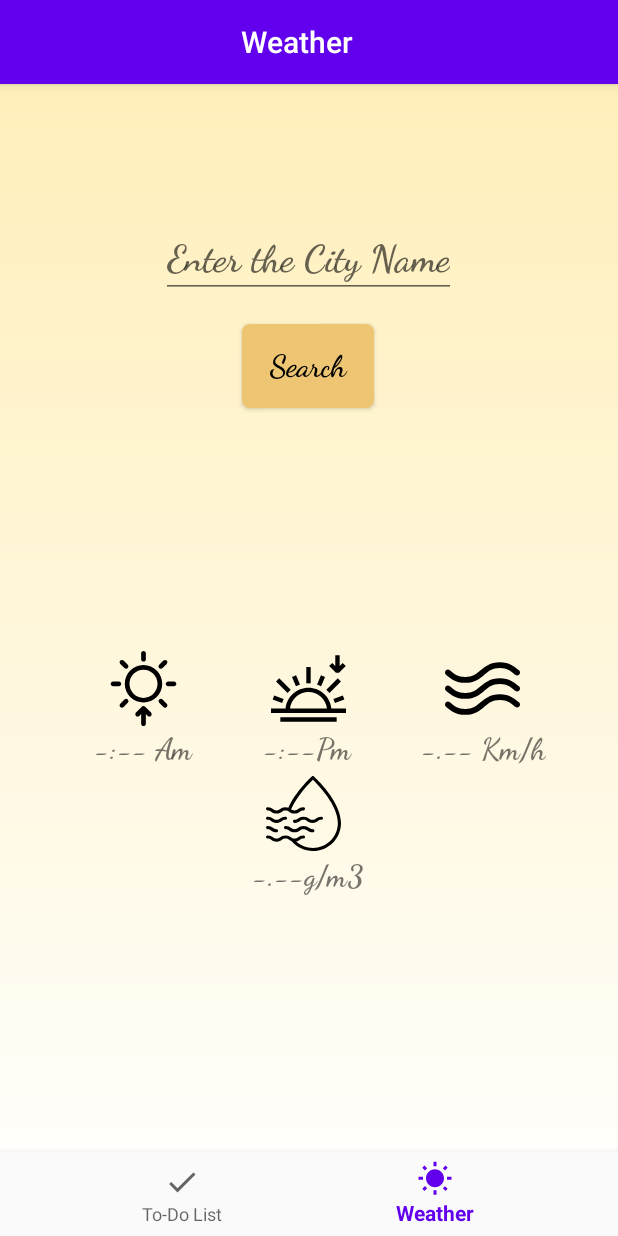
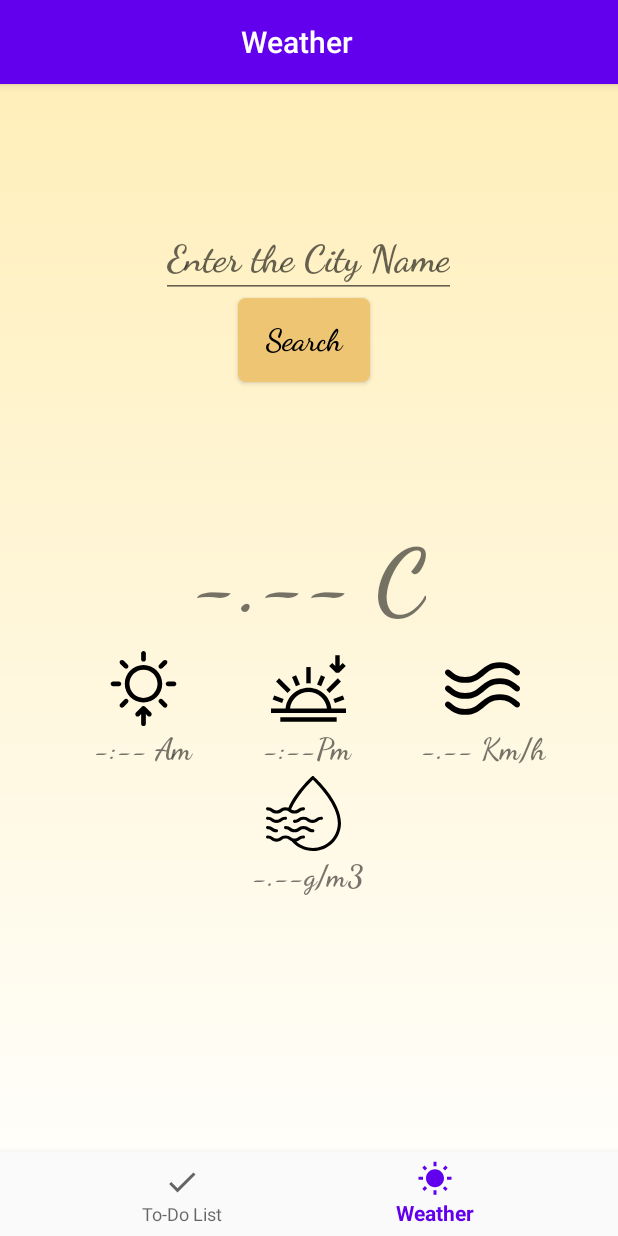
Before and after one commit to GuptaShantanu6/To-Do-List-Weather-Application, an Android app: the screen it shows after launch (MainActivity), item 2 of the bottom bar chosen, on a phone screen of 412 x 824 dp. Run offline under Robolectric (Android 15) with nearby library versions, the light colour scheme and no system bars; libraries missing offline, so code that uses them is left out: jp.wasabeef.recyclerview; 1 statement that could not run was skipped.

Commit message:
Weather: Temp Text Added

```diff
--- a/app/src/main/res/layout/fragment_weather.xml
+++ b/app/src/main/res/layout/fragment_weather.xml
@@ -39,10 +39,10 @@
         android:textStyle="bold"
         app:layout_constraintBottom_toBottomOf="@id/guideline2"
         app:layout_constraintEnd_toEndOf="parent"
-        app:layout_constraintHorizontal_bias="0.498"
+        app:layout_constraintHorizontal_bias="0.489"
         app:layout_constraintStart_toStartOf="parent"
         app:layout_constraintTop_toBottomOf="@id/inputCity"
-        app:layout_constraintVertical_bias="0.2" />
+        app:layout_constraintVertical_bias="0.0" />
 
     <androidx.constraintlayout.widget.Guideline
         android:id="@+id/guideline2"
@@ -98,6 +98,19 @@
         app:layout_constraintStart_toStartOf="parent"
         app:layout_constraintTop_toBottomOf="@id/guideline2"
         app:layout_constraintVertical_bias="0.822" />
+
+    <TextView
+        android:id="@+id/temp_text"
+        android:layout_width="wrap_content"
+        android:layout_height="wrap_content"
+        app:layout_constraintStart_toStartOf="parent"
+        app:layout_constraintEnd_toEndOf="parent"
+        android:text="-.-- C"
+        android:textSize="60sp"
+        app:layout_constraintTop_toTopOf="@id/guideline2"
+        app:layout_constraintBottom_toTopOf="@id/sun_set"
+        android:fontFamily="cursive"
+        android:textStyle="bold"/>
 
     <TextView
         android:id="@+id/sunrise_text"
```
